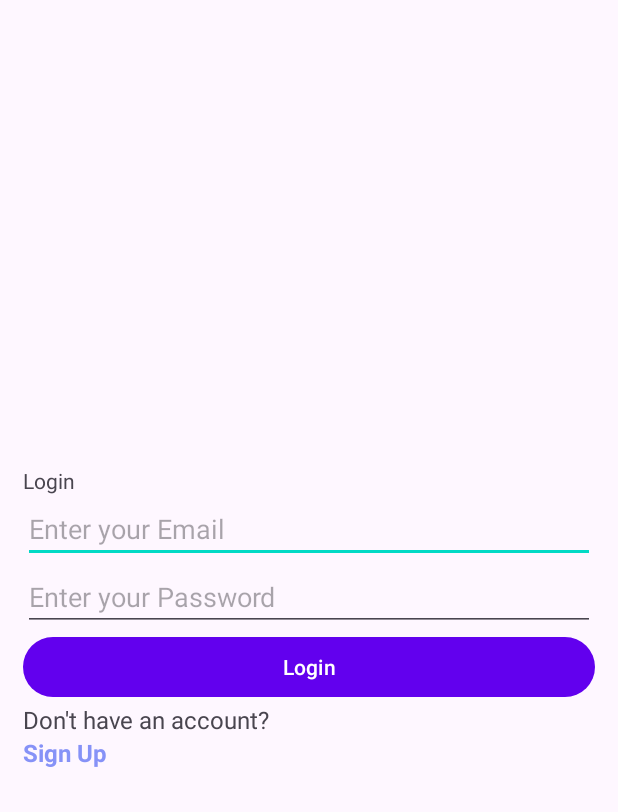
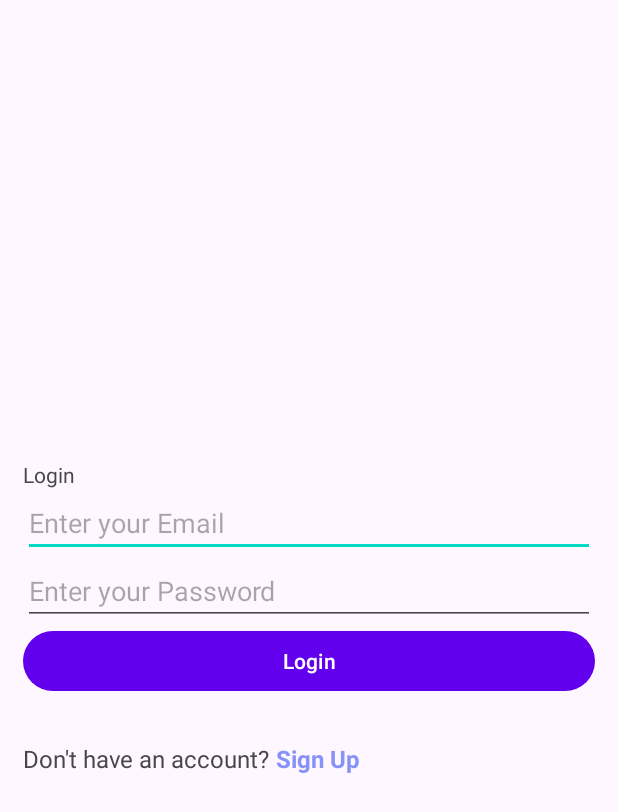
Before and after one commit to TranAnhTin/App_Nghe_Nhac_Don_Gian, an Android app: the screen it shows after launch (Login), on a phone screen of 412 x 824 dp. Shown: the top 812 px of the screen. Run offline under Robolectric (Android 15) with nearby library versions, the phone set to English and light mode, and no system bars; our stand-ins replace Firebase (no records; nobody signed in at launch, a user with empty details on screens opened directly).

Commit message:
Login/register

```diff
--- a/app/src/main/java/com/trananhtin/appnghenhac/Login.java
+++ b/app/src/main/java/com/trananhtin/appnghenhac/Login.java
@@ -35,6 +35,9 @@ public class Login extends AppCompatActivity {
         passwordTextView = findViewById(R.id.password);
         Btn = findViewById(R.id.login);
         progressbar = findViewById(R.id.progressBar);
+        createAccountTextView=findViewById(R.id.logtosign);
+
+        setupCreateAccountTextViewListener();
         // Set on Click Listener on Sign-in button
         Btn.setOnClickListener(new View.OnClickListener() {
             @Override
--- a/app/src/main/java/com/trananhtin/appnghenhac/MainActivity.java
+++ b/app/src/main/java/com/trananhtin/appnghenhac/MainActivity.java
@@ -17,7 +17,7 @@ public class MainActivity extends AppCompatActivity {
     protected void onCreate(Bundle savedInstanceState) {
         super.onCreate(savedInstanceState);
         setContentView(R.layout.activity_main);
-        playMedia.setText(
-                "PlayMedia");
+        playMedia = findViewById(R.id.pm);
+        playMedia.setText("PlayMedia");
     }
 }
--- a/app/src/main/res/layout/activity_login.xml
+++ b/app/src/main/res/layout/activity_login.xml
@@ -34,6 +34,13 @@
         android:layout_width="match_parent"
         android:layout_height="wrap_content"
         android:text="Login" />
+    <RelativeLayout
+        android:layout_width="wrap_content"
+        android:layout_height="wrap_content"
+        android:layout_below="@id/login"
+        android:layout_centerInParent="true"
+        android:layout_centerHorizontal="false"
+        android:layout_marginTop="30dp">
     <TextView
         android:id="@+id/txt"
         android:layout_width="wrap_content"
@@ -41,7 +48,6 @@
         android:text="@string/dontaccount"
         android:textAlignment="center"
         android:textSize="16sp" />
-
     <TextView
         android:id="@+id/logtosign"
         android:layout_width="wrap_content"
@@ -51,6 +57,7 @@
         android:textColor="@color/PurpleDark"
         android:textSize="16sp"
         android:textStyle="bold" />
+    </RelativeLayout>
     <!-- ProgressBar for Loading Time -->
     <ProgressBar
         android:id="@+id/progressBar"
```
